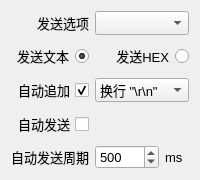
Before: the Qt Designer form simple_ui/send_settings_box.ui in 652436962/Network_Assistant, drawn with Qt 5.
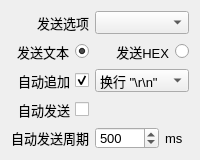
After: the same form once the commit is applied.

```diff
--- a/simple_ui/send_settings_box.ui
+++ b/simple_ui/send_settings_box.ui
@@ -7,13 +7,19 @@
     <x>0</x>
     <y>0</y>
     <width>200</width>
-    <height>180</height>
+    <height>160</height>
    </rect>
   </property>
   <property name="minimumSize">
    <size>
     <width>200</width>
-    <height>180</height>
+    <height>160</height>
+   </size>
+  </property>
+  <property name="maximumSize">
+   <size>
+    <width>16777215</width>
+    <height>160</height>
    </size>
   </property>
   <property name="font">
```
